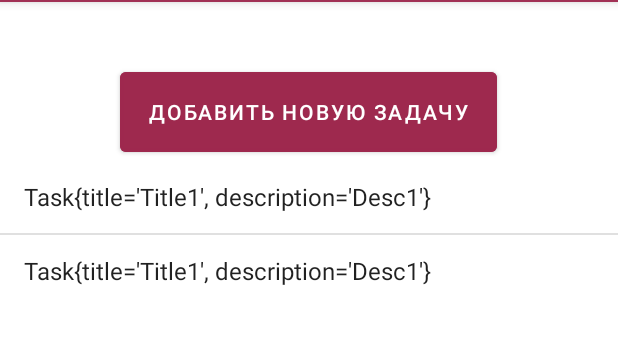
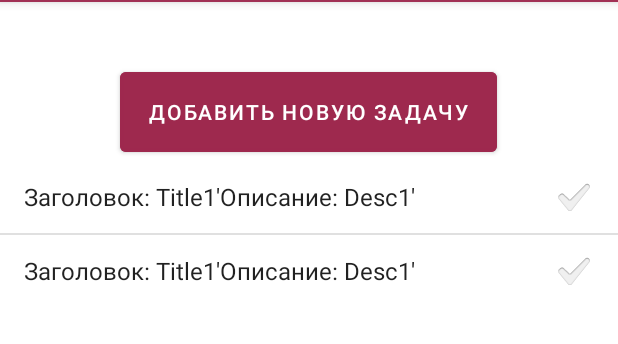
Before and after one commit to Amikuto/TodoApplication, an Android app: the screen it shows after launch (TaskListActivity), after a tap on "ЛИЧНЫЕ", on a phone screen of 412 x 824 dp, the part 82-426 px from its top. Run offline under Robolectric (Android 15) with nearby library versions, the phone set to English and light mode, and no system bars.

Commit message:
Добавление задач теперь не по шаблону, а из полей

```diff
--- a/app/src/main/java/uni/ami/todoapplication/Task.java
+++ b/app/src/main/java/uni/ami/todoapplication/Task.java
@@ -52,10 +52,8 @@ public class Task implements Serializable {
 
     @Override
     public String toString() {
-        return "Task{" +
-                "title='" + title + '\'' +
-                ", description='" + description + '\'' +
-                '}';
+        return "Заголовок: " + title + '\'' +
+                "Описание: " + description + '\'';
     }
 
 //    @Override
--- a/app/src/main/java/uni/ami/todoapplication/TaskListActivity.java
+++ b/app/src/main/java/uni/ami/todoapplication/TaskListActivity.java
@@ -5,16 +5,19 @@ import androidx.appcompat.app.AppCompatActivity;
 import android.content.Intent;
 import android.os.Bundle;
 import android.os.Parcelable;
+import android.util.SparseBooleanArray;
 import android.view.Gravity;
 import android.view.LayoutInflater;
 import android.view.MotionEvent;
 import android.view.View;
+import android.widget.AdapterView;
 import android.widget.ArrayAdapter;
 import android.widget.Button;
 import android.widget.LinearLayout;
 import android.widget.ListView;
 import android.widget.PopupWindow;
 import android.widget.TextView;
+import android.widget.Toast;
 
 import java.text.SimpleDateFormat;
 import java.util.ArrayList;
@@ -27,6 +30,7 @@ public class TaskListActivity extends AppCompatActivity implements View.OnClickL
     ArrayAdapter<Task> mArrayAdapter;
     ArrayList<Task> mNameList;
     TextView taskTypeText;
+    TaskType taskType;
 
     @Override
     protected void onCreate(Bundle savedInstanceState) {
@@ -40,11 +44,34 @@ public class TaskListActivity extends AppCompatActivity implements View.OnClickL
 
         Intent i = getIntent();
         mNameList = (ArrayList<Task>) i.getSerializableExtra("TASKS_ARRAY_LIST");
-        String type = i.getSerializableExtra("TASK_TYPE").toString();
-        taskTypeText.setText(type);
+        taskType = (TaskType) i.getSerializableExtra("TASK_TYPE");
+        taskTypeText.setText(taskType.toString());
 
-        mArrayAdapter = new ArrayAdapter<>(this, android.R.layout.simple_list_item_1, mNameList);
+        mArrayAdapter = new ArrayAdapter<>(this, android.R.layout.simple_list_item_checked, mNameList);
         tasksListView.setAdapter(mArrayAdapter);
+        tasksListView.setChoiceMode(ListView.CHOICE_MODE_MULTIPLE);
+
+        tasksListView.setOnItemClickListener(
+                new AdapterView.OnItemClickListener(){
+                    @Override
+                    public void onItemClick(AdapterView<?> parent,
+                                            View view, int position,
+                                            long id) {
+                        //TODO: доделать клик листенер!
+//                        String choosen = "";
+//                        SparseBooleanArray checked;
+//                        checked = parent.getCheckedItemPositions();
+//                        for (int i = 0; i < checked.size(); i++) {
+//                            if (checked.valueAt(i)) {
+//                                choosen += data[checked.keyAt(i)]
+//                                        + " ";
+//                            }
+//                        }
+//                        Toast.makeText(getApplicationContext(),
+//                                "выбраны : " + choosen,
+//                                Toast.LENGTH_SHORT).show();
+                    }
+                });
     }
 
     @Override
@@ -64,12 +91,20 @@ public class TaskListActivity extends AppCompatActivity implements View.OnClickL
 
         Button addTaskOkButton = popupView.findViewById(R.id.addTaskOkButton);
         Button addTaskCancelButton = popupView.findViewById(R.id.addTaskCancelButton);
+        TextView taskTitle = popupView.findViewById(R.id.taskTitle);
+        TextView taskDescription = popupView.findViewById(R.id.taskDescription);
+
 
         addTaskOkButton.setOnClickListener(e -> {
             Date dNow = new Date();
             SimpleDateFormat ft = new SimpleDateFormat("yyMMddhhmmssMs");
             String datetime = ft.format(dNow);
-            Task newTask = new Task(Long.parseLong(datetime), "123", "123", TaskType.PERSONAL);
+            Task newTask = new Task(
+                    Long.parseLong(datetime),
+                    taskTitle.getText().toString(),
+                    taskDescription.getText().toString(),
+                    taskType
+            );
             mNameList.add(newTask);
             mArrayAdapter.notifyDataSetChanged();
         });
```
